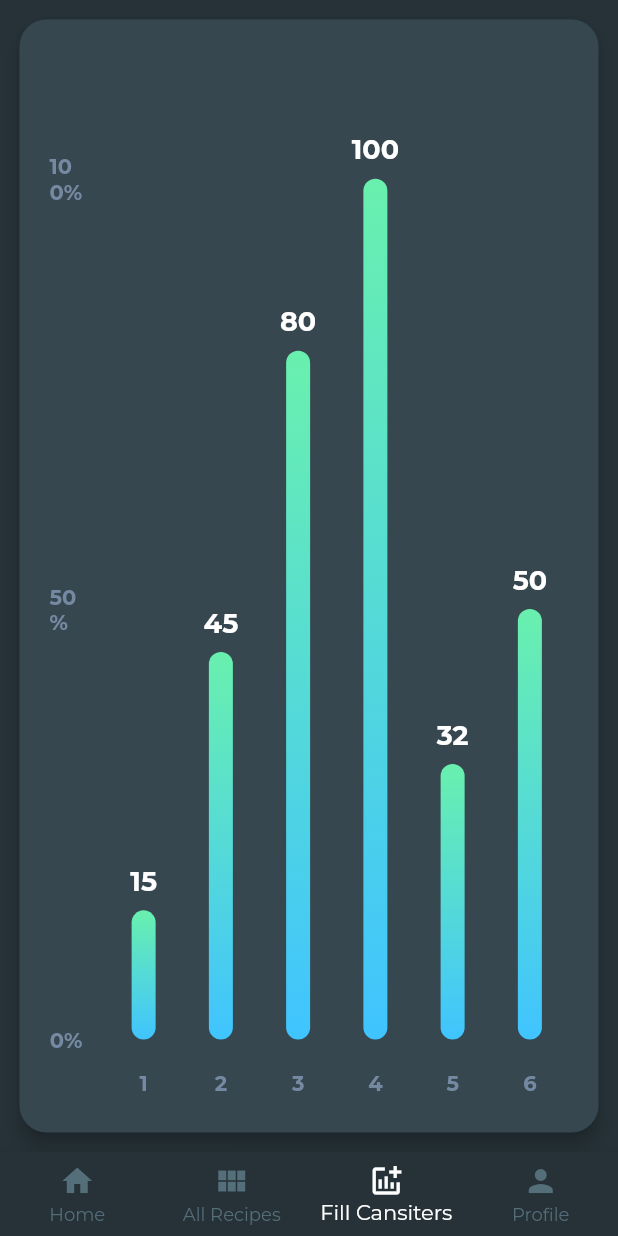
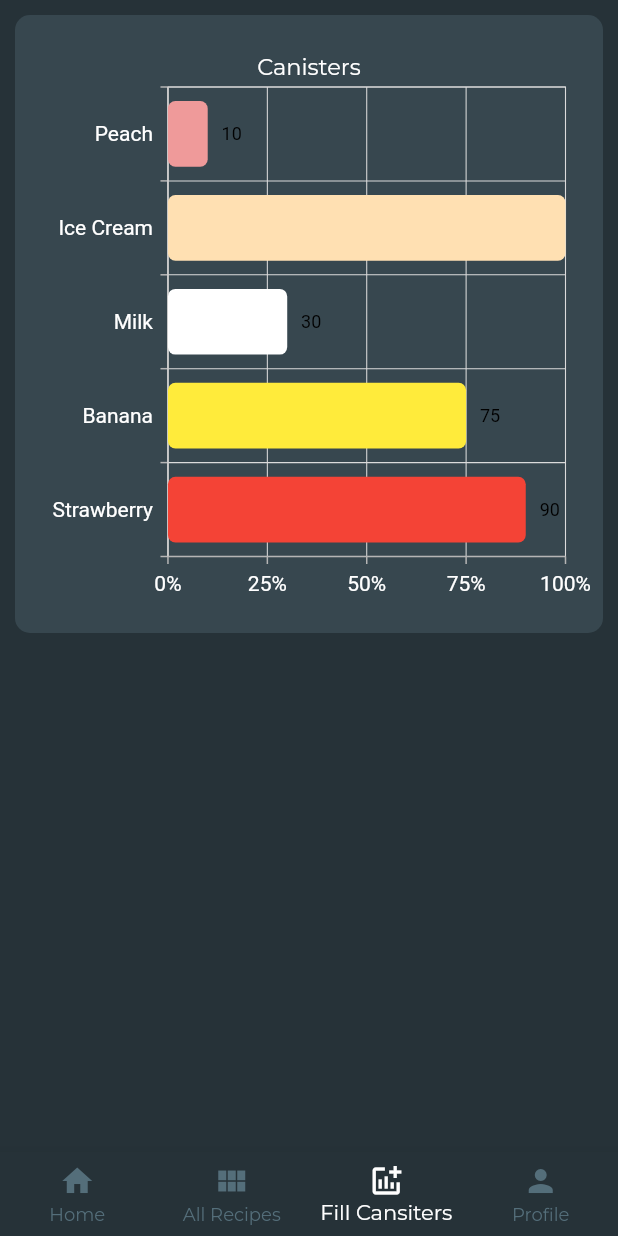
Before and after one commit to IanKirkham/BlenderHut, a Flutter app: the screen it shows after launch, swiped to page 3, on a phone screen of 412 x 824 dp. Run offline on Flutter 3.47's test engine with Material 2 defaults, Android fonts, the phone set to English and light mode, and no system bars; drawn by our look-alikes of fl_chart; our stand-ins replace carousel_slider, google_fonts, syncfusion_flutter_charts.

Commit message:
Implementing graph and slider functionality

```diff
--- a/lib/widgets/canisterGraph.dart
+++ b/lib/widgets/canisterGraph.dart
@@ -1,171 +1,106 @@
 import 'package:flutter/material.dart';
-import 'package:fl_chart/fl_chart.dart';
+import 'package:syncfusion_flutter_charts/charts.dart';
 
 class CanisterGraph extends StatefulWidget {
+  final Function(BuildContext, double) onBarSelected;
+  CanisterGraph(this.onBarSelected);
+
   @override
   _CanisterGraphState createState() => _CanisterGraphState();
 }
 
 class _CanisterGraphState extends State<CanisterGraph> {
+  List<_IngredientData> data = [
+    _IngredientData('Strawberry', 90, Colors.red),
+    _IngredientData('Banana', 75, Colors.yellow),
+    _IngredientData('Milk', 30, Colors.white),
+    _IngredientData('Ice Cream', 100, Colors.orange[100]),
+    _IngredientData('Peach', 10, Colors.red[200]),
+  ];
+
+  var _selectedIndex;
+
   @override
   Widget build(BuildContext context) {
-    return Container(
-      width: double.infinity,
-      child: Card(
-        elevation: 5,
-        margin: EdgeInsets.all(13),
-        shape: RoundedRectangleBorder(borderRadius: BorderRadius.circular(18)),
+    return SafeArea(
+      child: Container(
+        height: MediaQuery.of(context).size.height / 2,
+        width: MediaQuery.of(context).size.width,
+        padding: EdgeInsets.all(15),
+        margin: EdgeInsets.all(10),
+        decoration: BoxDecoration(
+          borderRadius: BorderRadius.circular(10),
           color: Colors.blueGrey[800],
-        child: Padding(
-          padding: const EdgeInsets.all(20.0),
-          child: BarChart(
-            BarChartData(
-              alignment: BarChartAlignment.spaceAround,
-              maxY: 115,
-              barTouchData: BarTouchData(
-                enabled: true,
-                touchTooltipData: BarTouchTooltipData(
-                  tooltipBgColor: Colors.transparent,
-                  tooltipPadding: const EdgeInsets.all(0),
-                  tooltipBottomMargin: 8,
-                  getTooltipItem: (
-                    BarChartGroupData group,
-                    int groupIndex,
-                    BarChartRodData rod,
-                    int rodIndex,
-                  ) {
-                    return BarTooltipItem(
-                      rod.y.round().toString(),
-                      TextStyle(
-                        color: Colors.white,
-                        fontWeight: FontWeight.bold,
         ),
-                    );
-                  },
-                ),
-              ),
-              titlesData: FlTitlesData(
-                show: true,
-                bottomTitles: SideTitles(
-                  showTitles: true,
-                  getTextStyles: (value) => const TextStyle(
-                      color: Color(0xff7589a2),
-                      fontWeight: FontWeight.bold,
-                      fontSize: 14),
-                  margin: 20,
-                ),
-                leftTitles: SideTitles(
-                  showTitles: true,
-                  getTextStyles: (value) => const TextStyle(
-                      color: Color(0xff7589a2),
-                      fontWeight: FontWeight.bold,
-                      fontSize: 14),
-                  margin: 15,
-                  getTitles: (value) {
-                    if (value == 0) {
-                      return '0%';
-                    } else if (value == 50) {
-                      return '50%';
-                    } else if (value == 100) {
-                      return '100%';
-                    } else {
-                      return '';
+        child: SfCartesianChart(
+          onSelectionChanged: (SelectionArgs args) {
+            if (_selectedIndex == args.pointIndex) {
+              _selectedIndex = null;
+              return;
+            }
+            _selectedIndex = args.pointIndex;
+            if (widget.onBarSelected != null) {
+              widget.onBarSelected(context, data[_selectedIndex].amount);
             }
           },
-                ),
-              ),
-              axisTitleData: FlAxisTitleData(
-                show: true,
-                bottomTitle: AxisTitle(
-                  showTitle: true,
-                  titleText: "Canisters",
-                  textStyle: TextStyle(
-                    color: Color(0xff7589a2),
-                    fontWeight: FontWeight.bold,
+          primaryXAxis: CategoryAxis(
+            labelStyle: TextStyle(
+              color: Colors.white,
               fontSize: 14,
             ),
           ),
-              ),
-              borderData: FlBorderData(
-                show: false,
-              ),
-              barGroups: getGraphData(),
+          primaryYAxis: NumericAxis(
+            minimum: 0,
+            maximum: 100,
+            interval: 25,
+            labelFormat: '{value}%',
+            labelStyle: TextStyle(
+              color: Colors.white,
+              fontSize: 14,
             ),
           ),
+          // Chart title
+          title: ChartTitle(
+            text: 'Canisters',
+            textStyle: TextStyle(color: Colors.white),
+          ),
+          tooltipBehavior: TooltipBehavior(
+            enable: widget.onBarSelected == null ? true : false,
+          ),
+          series: <ChartSeries<_IngredientData, String>>[
+            BarSeries<_IngredientData, String>(
+              dataSource: data,
+              xValueMapper: (_IngredientData ingredients, _) =>
+                  ingredients.ingredient,
+              yValueMapper: (_IngredientData ingredients, _) =>
+                  ingredients.amount,
+              pointColorMapper: (_IngredientData ingredients, _) =>
+                  ingredients.color,
+              selectionBehavior: SelectionBehavior(
+                enable: true,
+                unselectedColor: Colors.grey,
+              ),
+              enableTooltip: true,
+              name: 'Ingredients',
+              borderRadius: BorderRadius.all(
+                Radius.circular(5),
+              ),
+              dataLabelSettings: DataLabelSettings(
+                isVisible: true,
+                useSeriesColor: true,
+              ),
+            ),
+          ],
         ),
       ),
     );
   }
+}
 
-  //TODO: make this method dynamic with data from backend
-  List<BarChartGroupData> getGraphData() {
-    return [
-      BarChartGroupData(
-        x: 1,
-        barRods: [
-          BarChartRodData(
-            y: 15,
-            colors: [Colors.lightBlueAccent, Colors.greenAccent],
-            width: 16,
-          ),
-        ],
-        showingTooltipIndicators: [0],
-      ),
-      BarChartGroupData(
-        x: 2,
-        barRods: [
-          BarChartRodData(
-            y: 45,
-            colors: [Colors.lightBlueAccent, Colors.greenAccent],
-            width: 16,
-          ),
-        ],
-        showingTooltipIndicators: [0],
-      ),
-      BarChartGroupData(
-        x: 3,
-        barRods: [
-          BarChartRodData(
-            y: 80,
-            colors: [Colors.lightBlueAccent, Colors.greenAccent],
-            width: 16,
-          ),
-        ],
-        showingTooltipIndicators: [0],
-      ),
-      BarChartGroupData(
-        x: 4,
-        barRods: [
-          BarChartRodData(
-            y: 100,
-            colors: [Colors.lightBlueAccent, Colors.greenAccent],
-            width: 16,
-          ),
-        ],
-        showingTooltipIndicators: [0],
-      ),
-      BarChartGroupData(
-        x: 5,
-        barRods: [
-          BarChartRodData(
-            y: 32,
-            colors: [Colors.lightBlueAccent, Colors.greenAccent],
-            width: 16,
-          ),
-        ],
-        showingTooltipIndicators: [0],
-      ),
-      BarChartGroupData(
-        x: 6,
-        barRods: [
-          BarChartRodData(
-            y: 50,
-            colors: [Colors.lightBlueAccent, Colors.greenAccent],
-            width: 16,
-          ),
-        ],
-        showingTooltipIndicators: [0],
-      ),
-    ];
+class _IngredientData {
+  _IngredientData(this.ingredient, this.amount, this.color);
+
+  final String ingredient;
+  double amount;
+  final Color color;
 }
-}
--- a/pubspec.yaml
+++ b/pubspec.yaml
@@ -23,7 +23,7 @@ environment:
 dependencies:
   flutter:
     sdk: flutter
-  fl_chart: ^0.12.1
+  syncfusion_flutter_charts: ^18.4.31
   carousel_slider: ^2.3.1
   google_fonts: ^1.1.1
 
```
Also changed, not shown: lib/screens/fill/fill.dart (+65 -2 lines), lib/screens/home/home.dart (+4 -4 lines), lib/screens/recipe-builder/recipe-builder.dart (+54 -4 lines), lib/screens/recipe/recipe.dart (+17 -0 lines), lib/screens/recipes/recipes.dart (+16 -5 lines), pubspec.lock. Lines whose indentation alone changed are shown as unchanged.
